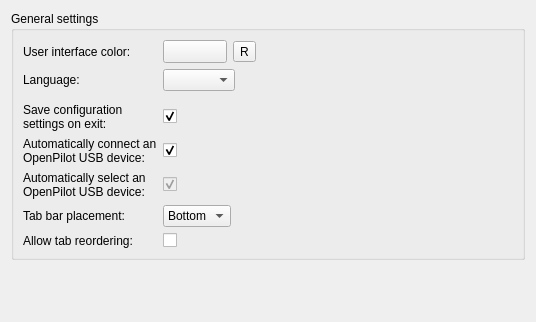
Before: the Qt Designer form ground/openpilotgcs/src/plugins/coreplugin/generalsettings.ui in openpilot/OpenPilot, drawn with Qt 5.
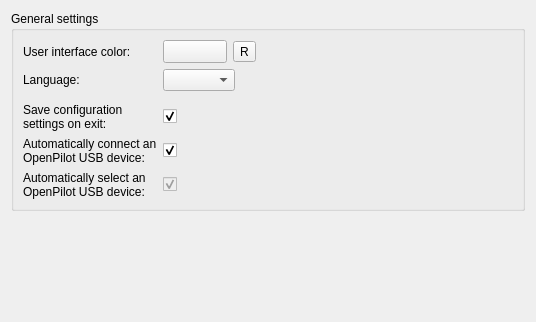
After: the same form once the commit is applied. Icons and pictures are not drawn. Custom widgets are drawn as their Qt base class.

The edit to the form file:
```diff
--- a/ground/openpilotgcs/src/plugins/coreplugin/generalsettings.ui
+++ b/ground/openpilotgcs/src/plugins/coreplugin/generalsettings.ui
@@ -178,61 +178,6 @@
         </property>
        </widget>
       </item>
-      <item row="12" column="0">
-       <widget class="QLabel" name="label">
-        <property name="text">
-         <string>Tab bar placement:</string>
-        </property>
-       </widget>
-      </item>
-      <item row="13" column="0">
-       <widget class="QLabel" name="label_2">
-        <property name="text">
-         <string>Allow tab reordering:</string>
-        </property>
-       </widget>
-      </item>
-      <item row="13" column="1">
-       <widget class="QCheckBox" name="checkBoxAllowTabMovement">
-        <property name="text">
-         <string/>
-        </property>
-       </widget>
-      </item>
-      <item row="12" column="1">
-       <layout class="QHBoxLayout" name="horizontalLayout_2">
-        <item>
-         <widget class="QComboBox" name="comboBoxTabBarPlacement">
-          <property name="currentIndex">
-           <number>1</number>
-          </property>
-          <item>
-           <property name="text">
-            <string>Top</string>
-           </property>
-          </item>
-          <item>
-           <property name="text">
-            <string>Bottom</string>
-           </property>
-          </item>
-         </widget>
-        </item>
-        <item>
-         <spacer name="horizontalSpacer_2">
-          <property name="orientation">
-           <enum>Qt::Horizontal</enum>
-          </property>
-          <property name="sizeHint" stdset="0">
-           <size>
-            <width>40</width>
-            <height>20</height>
-           </size>
-          </property>
-         </spacer>
-        </item>
-       </layout>
-      </item>
      </layout>
     </widget>
    </item>
```
